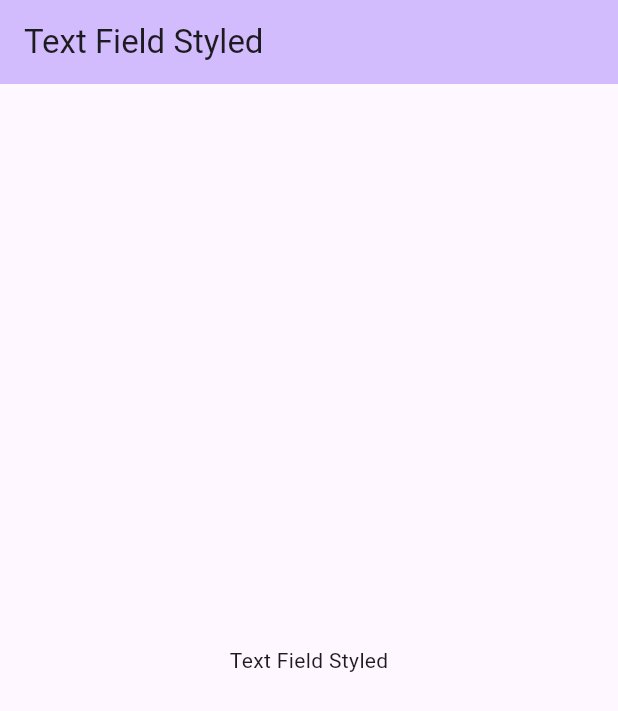
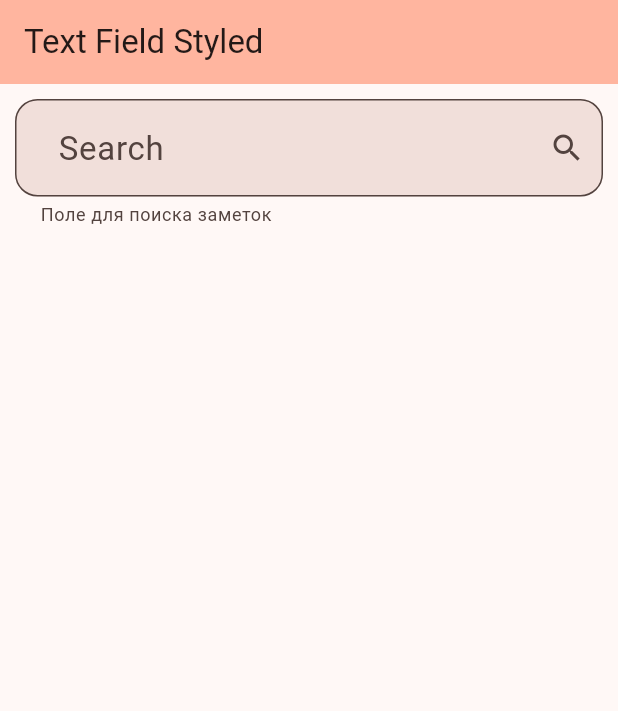
Before and after one commit to zsefvcx/flutter, a Flutter app: the screen it shows after launch, on a phone screen of 412 x 824 dp. Shown: the top 711 px of the screen. Run offline on Flutter 3.47's test engine with Material 2 defaults, Android fonts, the phone set to English and light mode, and no system bars.

Commit message:
06_Layout text field styled 80%

```diff
--- a/06_Layout/text_field_styled/lib/main.dart
+++ b/06_Layout/text_field_styled/lib/main.dart
@@ -14,7 +14,7 @@ class MyApp extends StatelessWidget {
       debugShowMaterialGrid: false,
       debugShowCheckedModeBanner: false,
       theme: ThemeData(
-        colorScheme: ColorScheme.fromSeed(seedColor: Colors.deepPurple),
+        colorScheme: ColorScheme.fromSeed(seedColor: Colors.deepOrangeAccent),
         useMaterial3: true,
       ),
       home: const MyHomePage(title: 'Text Field Styled'),
@@ -33,6 +33,8 @@ class MyHomePage extends StatefulWidget {
 
 class _MyHomePageState extends State<MyHomePage> {
 
+  final _fieldText = TextEditingController();
+
   @override
   Widget build(BuildContext context) {
 
@@ -41,14 +43,37 @@ class _MyHomePageState extends State<MyHomePage> {
         backgroundColor: Theme.of(context).colorScheme.inversePrimary,
         title: Text(widget.title),
       ),
-      body: const Center(
-        child: Column(
-          mainAxisAlignment: MainAxisAlignment.center,
-          children: <Widget>[
-            Text(
-              'Text Field Styled',
-            ),
-          ],
+      body: Center(
+        child: Padding(
+          padding: EdgeInsets.all(10.0),
+          child: Column(
+            mainAxisAlignment: MainAxisAlignment.start,
+            children:
+            [
+              TextField(
+                controller: _fieldText,
+                decoration: const InputDecoration(
+                  border: OutlineInputBorder(
+                    borderRadius: BorderRadius.all(Radius.circular(15.0)),
+                    gapPadding: 5,
+                  ),
+                  hintText: 'Введите значение',
+                  hintStyle: TextStyle(fontSize: 22),
+                  helperText: 'Поле для поиска заметок',
+                  suffixIcon: Icon(Icons.search),
+                  filled: true,
+                  iconColor: Colors.purple,
+                  label: Text('  Search  ',style: TextStyle(fontSize: 22)),
+                ),
+                style: const TextStyle(fontSize: 22),
+                onSubmitted: (value) {
+                  print(value);
+                  _fieldText.clear();
+                },
+              ),
+
+            ],
+          ),
         ),
       ),
     );
```
